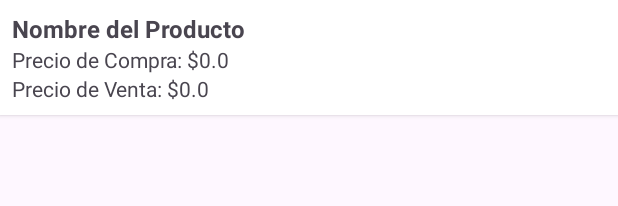
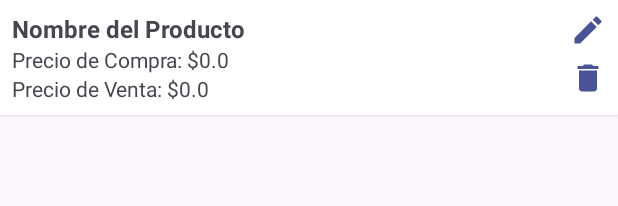
Before and after one commit to sellanFG/decorMiCasaMoviles, an Android app: the layout item_producto.xml on its own in the app's theme, with its tools: preview values and no code run, on a phone screen of 412 x 824 dp. Shown: the top 206 px of the screen. Run offline under Robolectric (Android 15) with nearby library versions, the phone set to English and light mode, and no system bars.

Commit message:
alguito mas :)

```diff
--- a/app/src/main/java/com/example/decormicasa/Interface/decorMiCasaApi.java
+++ b/app/src/main/java/com/example/decormicasa/Interface/decorMiCasaApi.java
@@ -8,9 +8,11 @@ import java.util.List;
 
 import retrofit2.Call;
 import retrofit2.http.Body;
+import retrofit2.http.DELETE;
 import retrofit2.http.GET;
 import retrofit2.http.Header;
 import retrofit2.http.POST;
+import retrofit2.http.Path;
 
 public interface decorMiCasaApi {
 
@@ -23,4 +25,8 @@ public interface decorMiCasaApi {
 
     @POST("registrarProducto")
     Call<Void> registrarProducto(@Body ProductRequest nuevoProducto);
+
+    @DELETE("eliminarProducto/{id}")
+    Call<Void> eliminarProducto(@Path("id") int id);
+
 }
--- a/app/src/main/res/layout/item_producto.xml
+++ b/app/src/main/res/layout/item_producto.xml
@@ -2,11 +2,18 @@
 <LinearLayout xmlns:android="http://schemas.android.com/apk/res/android"
     android:layout_width="match_parent"
     android:layout_height="wrap_content"
-    android:orientation="vertical"
+    android:orientation="horizontal"
     android:padding="8dp"
     android:background="@android:color/white"
     android:layout_marginBottom="8dp"
     android:elevation="2dp">
+
+    <LinearLayout
+        android:orientation="vertical"
+        android:layout_width="0dp"
+        android:layout_height="wrap_content"
+        android:layout_weight="1"
+        android:paddingEnd="8dp">
 
         <TextView
             android:id="@+id/textNombre"
@@ -27,5 +34,30 @@
             android:layout_width="wrap_content"
             android:layout_height="wrap_content"
             android:text="Precio de Venta: $0.0" />
+    </LinearLayout>
+
+    <LinearLayout
+        android:orientation="vertical"
+        android:layout_width="wrap_content"
+        android:layout_height="wrap_content"
+        android:gravity="center">
+
+        <ImageButton
+            android:id="@+id/btnEditar"
+            android:layout_width="wrap_content"
+            android:layout_height="wrap_content"
+            android:src="@drawable/ic_edit"
+            android:contentDescription="Editar Producto"
+            android:background="?android:attr/selectableItemBackgroundBorderless" />
+
+        <ImageButton
+            android:id="@+id/btnEliminar"
+            android:layout_width="wrap_content"
+            android:layout_height="wrap_content"
+            android:src="@drawable/ic_delete"
+            android:contentDescription="Eliminar Producto"
+            android:background="?android:attr/selectableItemBackgroundBorderless"
+            android:layout_marginTop="8dp" />
+    </LinearLayout>
 
 </LinearLayout>
```
Also changed, not shown: app/src/main/java/com/example/decormicasa/AdminActivity.java (+5 -9 lines), app/src/main/java/com/example/decormicasa/CrudProductosFragment.java (+22 -20 lines), app/src/main/java/com/example/decormicasa/ProductosAdapter.java (+70 -18 lines). Lines whose indentation alone changed are shown as unchanged.
